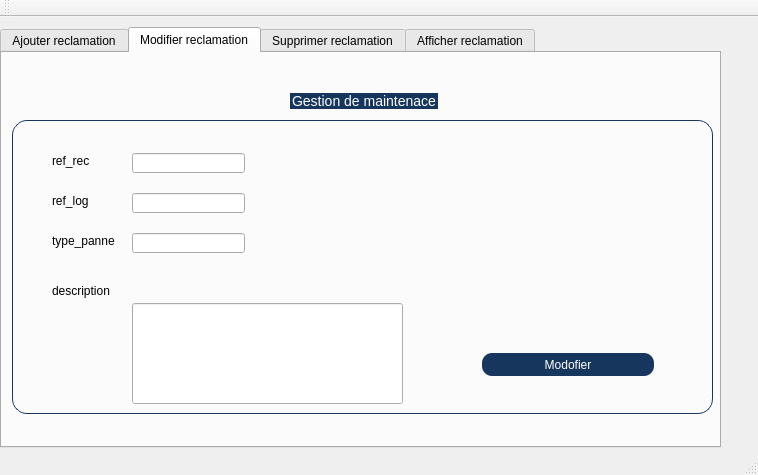
Before: the Qt Designer form mainwindow.ui in ramimgaidi/Smart_real_estate_2A7, drawn with Qt 5.
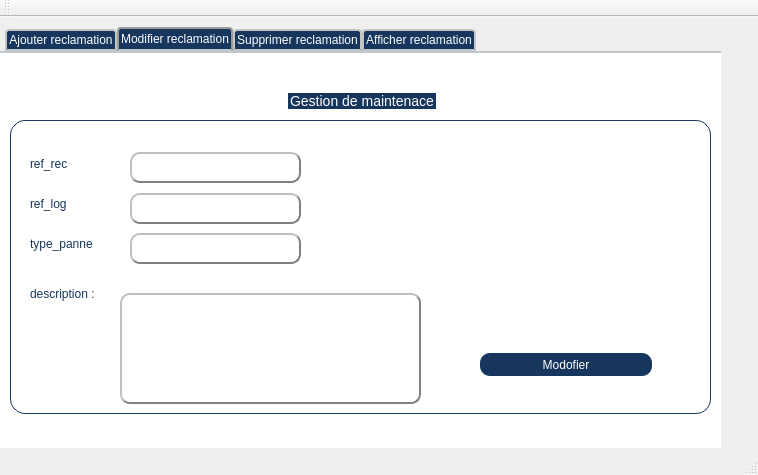
After: the same form once the commit is applied. The open tabs and pages were chosen to show the change. Icons and pictures are not drawn.

Commit message: Third commit from gestionDEMAINTENANCE sur main.cpp

What changed in the file:
```diff
--- a/mainwindow.ui
+++ b/mainwindow.ui
@@ -23,6 +23,48 @@
       <height>421</height>
      </rect>
     </property>
+    <property name="styleSheet">
+     <string notr="true">QTabWidget::pane { /* The tab widget frame */
+    border-top: 2px solid #C2C7CB;
+    
+	background-color: rgb(255, 255, 255);
+}
+
+QTabWidget::tab-bar {
+    left: 5px; /* move to the right by 5px */
+    
+	color: rgb(0, 0, 127);
+    }
+
+/* Style the tab using the tab sub-control. Note that
+    it reads QTabBar not QTabWidget */
+QTabBar::tab {
+ 
+	background-color: rgb(23, 54, 93);
+    
+	color: rgb(255, 255, 255);
+    border: 2px solid #C4C4C3;
+    border-bottom-color: #C2C7CB; /* same as the pane color */
+    border-top-left-radius: 4px;
+    border-top-right-radius: 4px;
+    min-width: 8ex;
+    padding: 2px;
+}
+
+QTabBar::tab:selected, QTabBar::tab:hover {
+	
+   
+}
+
+QTabBar::tab:selected {
+    border-color: #9B9B9B;
+    border-bottom-color: #C2C7CB; /* same as pane color */
+}
+
+QTabBar::tab:!selected {
+    margin-top: 2px; /* make non-selected tabs look smaller */
+}</string>
+    </property>
     <property name="currentIndex">
      <number>1</number>
     </property>
@@ -219,6 +261,7 @@
     margin-top: 27px;
     font-size: 14px;
     border-radius: 15px;
+	background-color: rgb(255, 255, 255);
 }
 
 QGroupBox::title  {
@@ -227,6 +270,41 @@
     padding: 5px 8000px 5px 8000px;
     background-color: #FF17365D;
     color: rgb(255, 255, 255);
+}
+QLabel {
+	font: 11pt &quot;Adobe Gothic Std B&quot;;
+}
+QLabel{
+	color: rgb(23, 54, 93);
+}
+QLineEdit
+{
+ 
+    background-color: white;
+    border-style: outset;
+    border-width: 2px;
+    border-radius: 10px;
+    border-color: gray;
+    font: bold 14px;
+    min-width: 10 em;
+    padding: 6px;
+
+ }
+QComboBox
+{
+    subcontrol-origin: padding;
+    subcontrol-position: top right;
+    selection-background-color: #111;
+    selection-color: yellow;
+    color: white;
+    
+	background-color: rgb(100, 175, 194);
+    border-style: solid;
+    border: 2px solid ;
+    
+	border-color: rgb(192, 192, 192);
+    border-radius: 5;
+    padding: 1px 0px 1px 20px;
 }</string>
       </property>
       <property name="title">
@@ -236,9 +314,9 @@
        <property name="geometry">
         <rect>
          <x>120</x>
-         <y>60</y>
-         <width>113</width>
-         <height>20</height>
+         <y>59</y>
+         <width>171</width>
+         <height>31</height>
         </rect>
        </property>
       </widget>
@@ -291,12 +369,15 @@
       <widget class="QLabel" name="label_10">
        <property name="geometry">
         <rect>
-         <x>40</x>
+         <x>20</x>
          <y>60</y>
          <width>61</width>
-         <height>16</height>
+         <height>21</height>
         </rect>
        </property>
+       <property name="styleSheet">
+        <string notr="true">font: 75 10pt &quot;MS Shell Dlg 2&quot;;</string>
+       </property>
        <property name="text">
         <string>ref_rec</string>
        </property>
@@ -306,8 +387,8 @@
         <rect>
          <x>120</x>
          <y>100</y>
-         <width>113</width>
-         <height>20</height>
+         <width>171</width>
+         <height>31</height>
         </rect>
        </property>
       </widget>
@@ -316,30 +397,33 @@
         <rect>
          <x>120</x>
          <y>140</y>
-         <width>113</width>
-         <height>20</height>
+         <width>171</width>
+         <height>31</height>
         </rect>
        </property>
       </widget>
       <widget class="QLineEdit" name="lineEdit_12">
        <property name="geometry">
         <rect>
-         <x>120</x>
-         <y>210</y>
-         <width>271</width>
-         <height>101</height>
+         <x>110</x>
+         <y>200</y>
+         <width>301</width>
+         <height>111</height>
         </rect>
        </property>
       </widget>
       <widget class="QLabel" name="label_12">
        <property name="geometry">
         <rect>
-         <x>40</x>
+         <x>20</x>
          <y>100</y>
-         <width>61</width>
-         <height>16</height>
+         <width>71</width>
+         <height>21</height>
         </rect>
        </property>
+       <property name="styleSheet">
+        <string notr="true">font: 75 10pt &quot;MS Shell Dlg 2&quot;;</string>
+       </property>
        <property name="text">
         <string>ref_log</string>
        </property>
@@ -347,12 +431,15 @@
       <widget class="QLabel" name="label_13">
        <property name="geometry">
         <rect>
-         <x>40</x>
+         <x>20</x>
          <y>140</y>
-         <width>71</width>
-         <height>16</height>
+         <width>91</width>
+         <height>21</height>
         </rect>
        </property>
+       <property name="styleSheet">
+        <string notr="true">font: 75 10pt &quot;MS Shell Dlg 2&quot;;</string>
+       </property>
        <property name="text">
         <string>type_panne</string>
        </property>
@@ -360,12 +447,15 @@
       <widget class="QLabel" name="label_14">
        <property name="geometry">
         <rect>
-         <x>40</x>
+         <x>20</x>
          <y>190</y>
-         <width>61</width>
-         <height>16</height>
+         <width>81</width>
+         <height>21</height>
         </rect>
        </property>
+       <property name="styleSheet">
+        <string notr="true">font: 75 10pt &quot;MS Shell Dlg 2&quot;;</string>
+       </property>
        <property name="text">
         <string>description :</string>
        </property>
```
Left out of the diff: 191 changed lines with no effect on the pictures.
